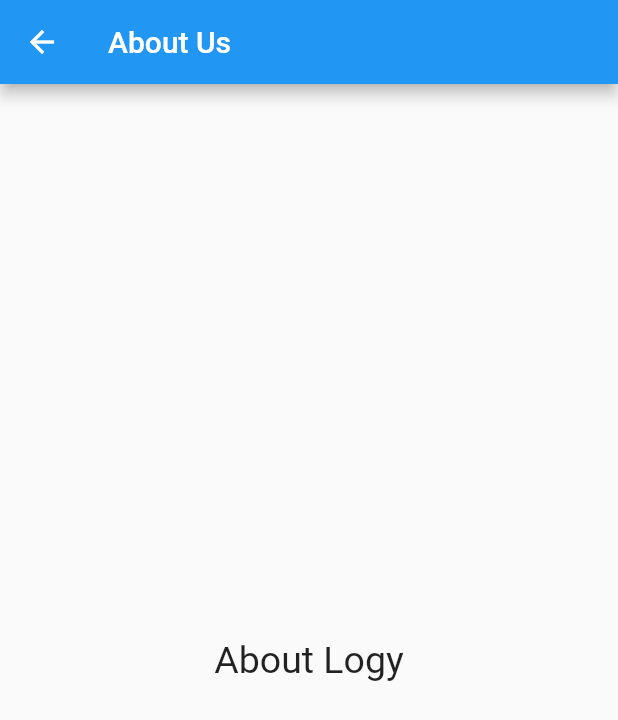
After one commit to toandaominh1997/Flutter-LoGy, a Flutter app: the screen it shows after launch, in the side drawer, after a tap on "About", on a phone screen of 412 x 824 dp. The commit adds this screen. Shown: the top 720 px of the screen. Run offline on Flutter 3.47's test engine with Material 2 defaults, Android fonts, the phone set to English and light mode, and no system bars; our stand-ins replace carousel_pro.

Commit message:
Add AboutUs Logy app

```diff
--- a/lib/main.dart
+++ b/lib/main.dart
@@ -3,6 +3,8 @@ import 'package:carousel_pro/carousel_pro.dart';
 import 'package:logy_app/componets/horizontal_listview.dart';
 import 'package:logy_app/componets/products.dart';
 import 'package:logy_app/pages/cart.dart';
+import 'package:logy_app/pages/aboutus.dart';
+
 void main(){
   runApp(
     MaterialApp(
@@ -109,6 +111,9 @@ class HomePageState extends State<HomePage>{
                 )
             ),
             InkWell(
+              onTap: (){
+                Navigator.push(context, MaterialPageRoute(builder: (context)=> new AboutUs()));
+              },
                 child: ListTile(
                   title: Text("About"),
                   leading: Icon(Icons.help, color: Colors.green,),
--- /dev/null
+++ b/lib/pages/aboutus.dart
@@ -0,0 +1,24 @@
+import 'package:flutter/material.dart';
+
+class AboutUs extends StatefulWidget {
+  @override
+  AboutUsState createState() => AboutUsState();
+}
+
+class AboutUsState extends State<AboutUs> {
+  @override
+  Widget build(BuildContext context) {
+    return new Scaffold(
+      appBar: new AppBar(
+        title: new Text("About Us"),
+        centerTitle: false,
+      ),
+      body: new Center(
+        child: new Text(
+          "About Logy",
+          style: new TextStyle(fontSize: 25.0),
+        ),
+      ),
+    );
+  }
+}
```
